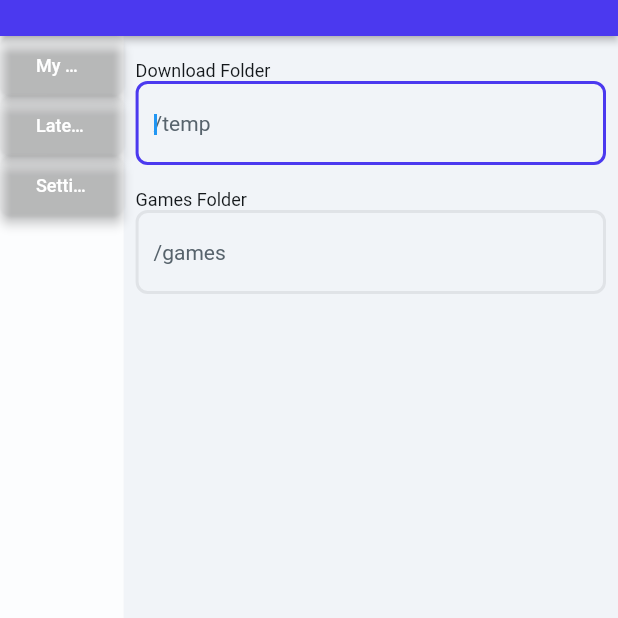
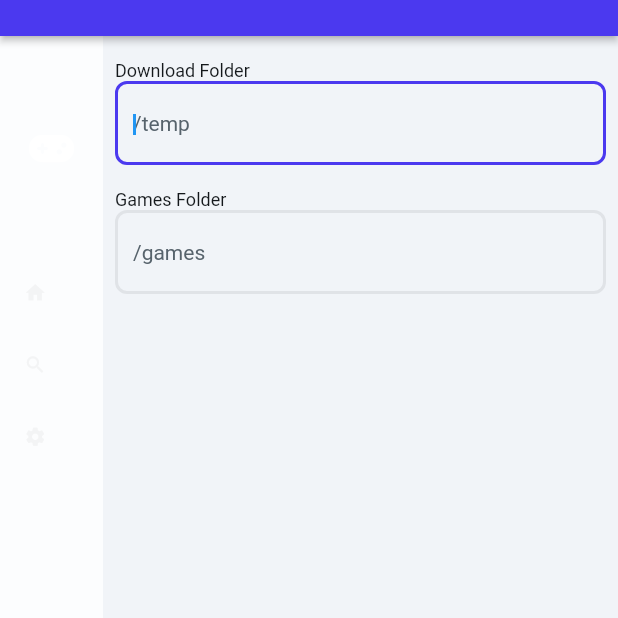
Before and after one commit to ImaniiTy/Game-Organizer, a Flutter app: the screen it shows after launch, on a phone screen of 412 x 824 dp, the top half of it. Run offline on Flutter 3.47's test engine with Material 2 defaults, Android fonts, the phone set to English and light mode, and no system bars; drawn by our look-alikes of auto_size_text; our stand-ins replace font_awesome_flutter, from_css_color, go_router, google_fonts, page_transition, shared_preferences; missing offline and left inert: webviewx_plus; Roboto replaces fonts that are missing (Readex Pro); statements that could not run were skipped.

Commit message:
Updating to latest FlutterFlow output.

```diff
--- /dev/null
+++ b/lib/components/c_menu_model.dart
@@ -0,0 +1,19 @@
+import '/flutter_flow/flutter_flow_theme.dart';
+import '/flutter_flow/flutter_flow_util.dart';
+import '/flutter_flow/flutter_flow_widgets.dart';
+import 'package:flutter/material.dart';
+import 'package:font_awesome_flutter/font_awesome_flutter.dart';
+import 'package:google_fonts/google_fonts.dart';
+import 'package:provider/provider.dart';
+
+class CMenuModel extends FlutterFlowModel {
+  /// Initialization and disposal methods.
+
+  void initState(BuildContext context) {}
+
+  void dispose() {}
+
+  /// Action blocks are added here.
+
+  /// Additional helper methods are added here.
+}
--- /dev/null
+++ b/lib/components/c_menu_widget.dart
@@ -0,0 +1,178 @@
+import '/flutter_flow/flutter_flow_theme.dart';
+import '/flutter_flow/flutter_flow_util.dart';
+import '/flutter_flow/flutter_flow_widgets.dart';
+import 'package:flutter/material.dart';
+import 'package:font_awesome_flutter/font_awesome_flutter.dart';
+import 'package:google_fonts/google_fonts.dart';
+import 'package:provider/provider.dart';
+import 'c_menu_model.dart';
+export 'c_menu_model.dart';
+
+class CMenuWidget extends StatefulWidget {
+  const CMenuWidget({Key? key}) : super(key: key);
+
+  @override
+  _CMenuWidgetState createState() => _CMenuWidgetState();
+}
+
+class _CMenuWidgetState extends State<CMenuWidget> {
+  late CMenuModel _model;
+
+  @override
+  void setState(VoidCallback callback) {
+    super.setState(callback);
+    _model.onUpdate();
+  }
+
+  @override
+  void initState() {
+    super.initState();
+    _model = createModel(context, () => CMenuModel());
+  }
+
+  @override
+  void dispose() {
+    _model.maybeDispose();
+
+    super.dispose();
+  }
+
+  @override
+  Widget build(BuildContext context) {
+    return Container(
+      width: double.infinity,
+      height: double.infinity,
+      decoration: BoxDecoration(
+        color: FlutterFlowTheme.of(context).accent4,
+      ),
+      child: Column(
+        mainAxisSize: MainAxisSize.max,
+        crossAxisAlignment: CrossAxisAlignment.start,
+        children: [
+          Container(
+            width: MediaQuery.sizeOf(context).width * 1.0,
+            height: 150.0,
+            decoration: BoxDecoration(
+              color: Color(0x00262D34),
+              border: Border.all(
+                color: Color(0x00FFFFFF),
+                width: 0.0,
+              ),
+            ),
+            child: Align(
+              alignment: AlignmentDirectional(0.00, 0.00),
+              child: FaIcon(
+                FontAwesomeIcons.gamepad,
+                color: FlutterFlowTheme.of(context).info,
+                size: 24.0,
+              ),
+            ),
+          ),
+          Container(
+            width: double.infinity,
+            height: 1.0,
+            decoration: BoxDecoration(
+              color: Color(0x15FFFFFF),
+            ),
+          ),
+          Padding(
+            padding: EdgeInsetsDirectional.fromSTEB(0.0, 0.0, 0.0, 8.0),
+            child: FFButtonWidget(
+              onPressed: () {
+                print('Button pressed ...');
+              },
+              text: 'My Games',
+              icon: Icon(
+                Icons.home,
+                color: Color(0x2DCACACA),
+                size: 15.0,
+              ),
+              options: FFButtonOptions(
+                height: 40.0,
+                padding: EdgeInsetsDirectional.fromSTEB(16.0, 0.0, 0.0, 0.0),
+                iconPadding:
+                    EdgeInsetsDirectional.fromSTEB(0.0, 0.0, 16.0, 0.0),
+                color: Colors.transparent,
+                textStyle: FlutterFlowTheme.of(context).titleSmall.override(
+                      fontFamily: 'Readex Pro',
+                      color: Colors.white,
+                      fontSize: 16.0,
+                    ),
+                elevation: 0.0,
+                borderSide: BorderSide(
+                  color: Colors.transparent,
+                  width: 0.0,
+                ),
+                borderRadius: BorderRadius.circular(8.0),
+              ),
+            ),
+          ),
+          Padding(
+            padding: EdgeInsetsDirectional.fromSTEB(0.0, 0.0, 0.0, 8.0),
+            child: FFButtonWidget(
+              onPressed: () {
+                print('Button pressed ...');
+              },
+              text: 'Latest Games',
+              icon: Icon(
+                Icons.search,
+                color: Color(0x2DCACACA),
+                size: 15.0,
+              ),
+              options: FFButtonOptions(
+                height: 40.0,
+                padding: EdgeInsetsDirectional.fromSTEB(16.0, 0.0, 0.0, 0.0),
+                iconPadding:
+                    EdgeInsetsDirectional.fromSTEB(0.0, 0.0, 16.0, 0.0),
+                color: Colors.transparent,
+                textStyle: FlutterFlowTheme.of(context).titleSmall.override(
+                      fontFamily: 'Readex Pro',
+                      color: Colors.white,
+                      fontSize: 16.0,
+                    ),
+                elevation: 0.0,
+                borderSide: BorderSide(
+                  color: Colors.transparent,
+                  width: 0.0,
+                ),
+                borderRadius: BorderRadius.circular(8.0),
+              ),
+            ),
+          ),
+          Padding(
+            padding: EdgeInsetsDirectional.fromSTEB(0.0, 0.0, 0.0, 8.0),
+            child: FFButtonWidget(
+              onPressed: () {
+                print('Button pressed ...');
+              },
+              text: 'Settings',
+              icon: Icon(
+                Icons.settings,
+                color: Color(0x2DCACACA),
+                size: 15.0,
+              ),
+              options: FFButtonOptions(
+                height: 40.0,
+                padding: EdgeInsetsDirectional.fromSTEB(16.0, 0.0, 0.0, 0.0),
+                iconPadding:
+                    EdgeInsetsDirectional.fromSTEB(0.0, 0.0, 16.0, 0.0),
+                color: Colors.transparent,
+                textStyle: FlutterFlowTheme.of(context).titleSmall.override(
+                      fontFamily: 'Readex Pro',
+                      color: Colors.white,
+                      fontSize: 16.0,
+                    ),
+                elevation: 0.0,
+                borderSide: BorderSide(
+                  color: Colors.transparent,
+                  width: 0.0,
+                ),
+                borderRadius: BorderRadius.circular(8.0),
+              ),
+            ),
+          ),
+        ],
+      ),
+    );
+  }
+}
--- a/lib/pages/home_page/home_page_model.dart
+++ b/lib/pages/home_page/home_page_model.dart
@@ -1,7 +1,8 @@
+import '/components/c_menu_widget.dart';
 import '/flutter_flow/flutter_flow_theme.dart';
 import '/flutter_flow/flutter_flow_util.dart';
 import '/flutter_flow/flutter_flow_widgets.dart';
-import '/pages/c_ssttings_view/c_ssttings_view_widget.dart';
+import '/views/c_ssttings_view/c_ssttings_view_widget.dart';
 import 'package:flutter/material.dart';
 import 'package:google_fonts/google_fonts.dart';
 import 'package:provider/provider.dart';
@@ -10,17 +11,21 @@ class HomePageModel extends FlutterFlowModel {
   ///  State fields for stateful widgets in this page.
 
   final unfocusNode = FocusNode();
+  // Model for CMenu component.
+  late CMenuModel cMenuModel;
   // Model for CSsttingsView component.
   late CSsttingsViewModel cSsttingsViewModel;
 
   /// Initialization and disposal methods.
 
   void initState(BuildContext context) {
+    cMenuModel = createModel(context, () => CMenuModel());
     cSsttingsViewModel = createModel(context, () => CSsttingsViewModel());
   }
 
   void dispose() {
     unfocusNode.dispose();
+    cMenuModel.dispose();
     cSsttingsViewModel.dispose();
   }
 
--- a/lib/pages/home_page/home_page_widget.dart
+++ b/lib/pages/home_page/home_page_widget.dart
@@ -1,7 +1,8 @@
+import '/components/c_menu_widget.dart';
 import '/flutter_flow/flutter_flow_theme.dart';
 import '/flutter_flow/flutter_flow_util.dart';
 import '/flutter_flow/flutter_flow_widgets.dart';
-import '/pages/c_ssttings_view/c_ssttings_view_widget.dart';
+import '/views/c_ssttings_view/c_ssttings_view_widget.dart';
 import 'package:flutter/material.dart';
 import 'package:google_fonts/google_fonts.dart';
 import 'package:provider/provider.dart';
@@ -62,102 +63,14 @@ class _HomePageWidgetState extends State<HomePageWidget> {
                   children: [
                     Expanded(
                       flex: 1,
-                      child: Container(
-                        width: double.infinity,
-                        height: double.infinity,
-                        decoration: BoxDecoration(
-                          color: FlutterFlowTheme.of(context).accent4,
-                        ),
-                        child: Column(
-                          mainAxisSize: MainAxisSize.max,
-                          children: [
-                            FFButtonWidget(
-                              onPressed: () {
-                                print('Button pressed ...');
-                              },
-                              text: 'My Games',
-                              options: FFButtonOptions(
-                                width: double.infinity,
-                                height: 40.0,
-                                padding: EdgeInsetsDirectional.fromSTEB(
-                                    24.0, 0.0, 24.0, 0.0),
-                                iconPadding: EdgeInsetsDirectional.fromSTEB(
-                                    0.0, 0.0, 0.0, 0.0),
-                                color: Colors.transparent,
-                                textStyle: FlutterFlowTheme.of(context)
-                                    .titleSmall
-                                    .override(
-                                      fontFamily: 'Readex Pro',
-                                      color: Colors.white,
-                                    ),
-                                elevation: 3.0,
-                                borderSide: BorderSide(
-                                  color: Colors.transparent,
-                                  width: 1.0,
-                                ),
-                                borderRadius: BorderRadius.circular(8.0),
-                              ),
-                            ),
-                            FFButtonWidget(
-                              onPressed: () {
-                                print('Button pressed ...');
-                              },
-                              text: 'Latest Games',
-                              options: FFButtonOptions(
-                                width: double.infinity,
-                                height: 40.0,
-                                padding: EdgeInsetsDirectional.fromSTEB(
-                                    24.0, 0.0, 24.0, 0.0),
-                                iconPadding: EdgeInsetsDirectional.fromSTEB(
-                                    0.0, 0.0, 0.0, 0.0),
-                                color: Colors.transparent,
-                                textStyle: FlutterFlowTheme.of(context)
-                                    .titleSmall
-                                    .override(
-                                      fontFamily: 'Readex Pro',
-                                      color: Colors.white,
-                                    ),
-                                elevation: 3.0,
-                                borderSide: BorderSide(
-                                  color: Colors.transparent,
-                                  width: 1.0,
-                                ),
-                                borderRadius: BorderRadius.circular(8.0),
-                              ),
-                            ),
-                            FFButtonWidget(
-                              onPressed: () {
-                                print('Button pressed ...');
-                              },
-                              text: 'Settings',
-                              options: FFButtonOptions(
-                                width: double.infinity,
-                                height: 40.0,
-                                padding: EdgeInsetsDirectional.fromSTEB(
-                                    24.0, 0.0, 24.0, 0.0),
-                                iconPadding: EdgeInsetsDirectional.fromSTEB(
-                                    0.0, 0.0, 0.0, 0.0),
-                                color: Colors.transparent,
-                                textStyle: FlutterFlowTheme.of(context)
-                                    .titleSmall
-                                    .override(
-                                      fontFamily: 'Readex Pro',
-                                      color: Colors.white,
-                                    ),
-                                elevation: 3.0,
-                                borderSide: BorderSide(
-                                  color: Colors.transparent,
-                                  width: 1.0,
-                                ),
-                                borderRadius: BorderRadius.circular(8.0),
-                              ),
-                            ),
-                          ],
-                        ),
+                      child: wrapWithModel(
+                        model: _model.cMenuModel,
+                        updateCallback: () => setState(() {}),
+                        child: CMenuWidget(),
                       ),
                     ),
                     Expanded(
-                      flex: 4,
+                      flex: 5,
                       child: Padding(
                         padding:
                             EdgeInsetsDirectional.fromSTEB(8.0, 8.0, 8.0, 8.0),
```
Also changed, not shown: lib/views/c_my_games_view/c_my_games_view_model.dart (renamed from lib/pages/c_my_games_view/c_my_games_view_model.dart), lib/views/c_my_games_view/c_my_games_view_widget.dart (renamed from lib/pages/c_my_games_view/c_my_games_view_widget.dart), lib/views/c_ssttings_view/c_ssttings_view_model.dart (renamed from lib/pages/c_ssttings_view/c_ssttings_view_model.dart), lib/views/c_ssttings_view/c_ssttings_view_widget.dart (renamed from lib/pages/c_ssttings_view/c_ssttings_view_widget.dart), lib/views/c_web_view/c_web_view_model.dart (renamed from lib/pages/c_web_view/c_web_view_model.dart), lib/views/c_web_view/c_web_view_widget.dart (renamed from lib/pages/c_web_view/c_web_view_widget.dart).
